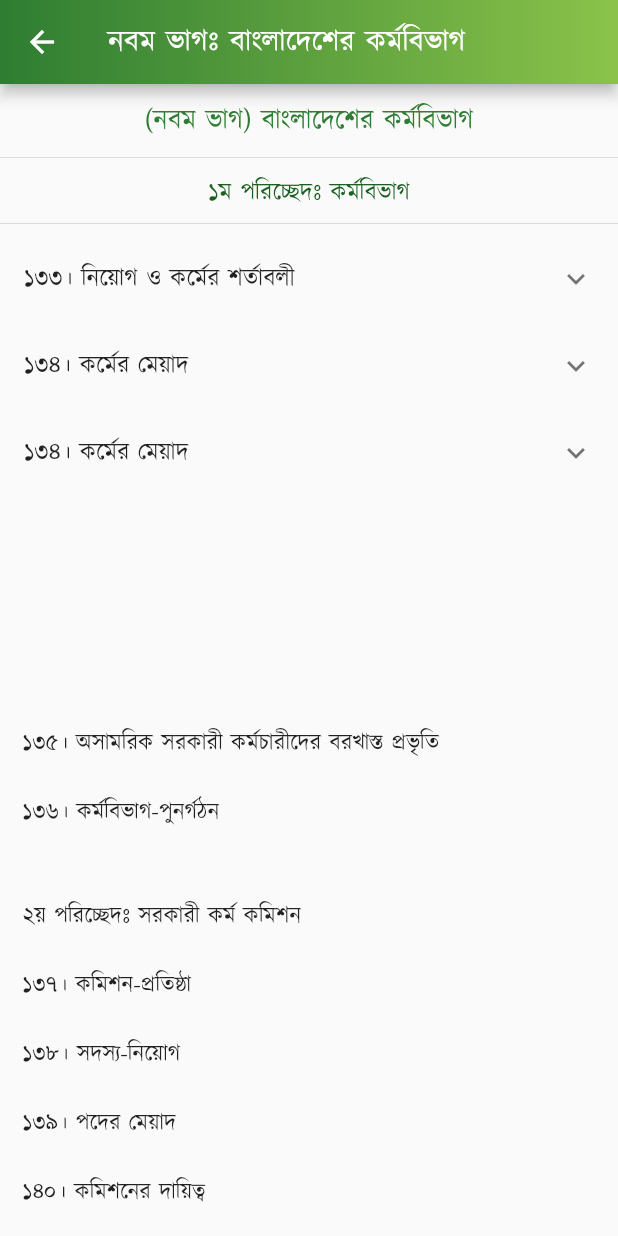
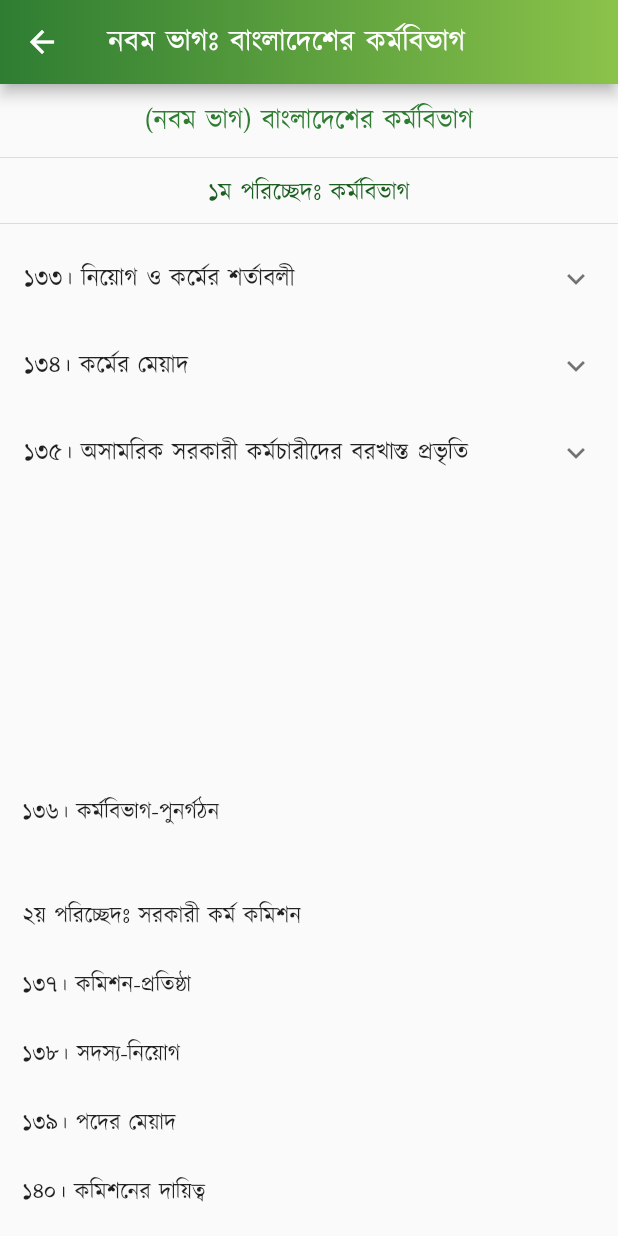
Before and after one commit to Azimul-Haque/flutter-onesignal, a Flutter app: the PartNine screen opened directly, on a phone screen of 412 x 824 dp. Run offline on Flutter 3.47's test engine with Material 2 defaults, Android fonts, the phone set to English and light mode, and no system bars; our stand-ins replace fluttertoast, package_info_plus, percent_indicator, shared_preferences, sqflite; missing offline and left inert: blinking_text, flutter_share, onesignal_flutter, slide_popup_dialog; accounts and stored records are empty; network calls fail.

Commit message:
Commit Sat 04/30/2022  0:09:59.15 11548

```diff
--- a/lib/pages/constitution/part9.dart
+++ b/lib/pages/constitution/part9.dart
@@ -63,7 +63,7 @@ class PartNine extends StatelessWidget {
             ],
           ),
           ExpansionTile(
-            title: Text('১৩৪। কর্মের মেয়াদ'),
+            title: Text('১৩৫। অসামরিক সরকারী কর্মচারীদের বরখাস্ত প্রভৃতি'),
             children: <Widget>[
               ListTile(
                   title: SelectableText(
@@ -76,7 +76,7 @@ class PartNine extends StatelessWidget {
             padding: EdgeInsets.all(15),
             child: Column(children: <Widget>[
               Text(
-                " \n\n \n\n \n\n১৩৫। অসামরিক সরকারী কর্মচারীদের বরখাস্ত প্রভৃতি \n\n১৩৬। কর্মবিভাগ-পুনর্গঠন \n\n\n২য় পরিচ্ছেদঃ সরকারী কর্ম কমিশন \n\n১৩৭। কমিশন-প্রতিষ্ঠা \n\n১৩৮। সদস্য-নিয়োগ \n\n১৩৯। পদের মেয়াদ \n\n১৪০। কমিশনের দায়িত্ব \n\n১৪১। বার্ষিক রিপোর্ট \n\n\nনবম-ক ভাগ জরুরী বিধানাবলী \n\n১৪১ক। জরুরী-অবস্থা ঘোষণা \n\n১৪১খ। জরুরী-অবস্থার সময় সংবিধানের কতিপয় অনুচ্ছেদের বিধান স্থগিতকরণ \n\n১৪১গ। জরুরী-অবস্থার সময় মৌলিক অধিকারসমূহ স্থগিতকরণ",
+                " \n\n \n\n \n\n \n\n১৩৬। কর্মবিভাগ-পুনর্গঠন \n\n\n২য় পরিচ্ছেদঃ সরকারী কর্ম কমিশন \n\n১৩৭। কমিশন-প্রতিষ্ঠা \n\n১৩৮। সদস্য-নিয়োগ \n\n১৩৯। পদের মেয়াদ \n\n১৪০। কমিশনের দায়িত্ব \n\n১৪১। বার্ষিক রিপোর্ট \n\n\nনবম-ক ভাগ জরুরী বিধানাবলী \n\n১৪১ক। জরুরী-অবস্থা ঘোষণা \n\n১৪১খ। জরুরী-অবস্থার সময় সংবিধানের কতিপয় অনুচ্ছেদের বিধান স্থগিতকরণ \n\n১৪১গ। জরুরী-অবস্থার সময় মৌলিক অধিকারসমূহ স্থগিতকরণ",
                 style:
                     TextStyle(color: Colors.black87, fontSize: 15, height: 1.5),
                 textAlign: TextAlign.justify,
```
